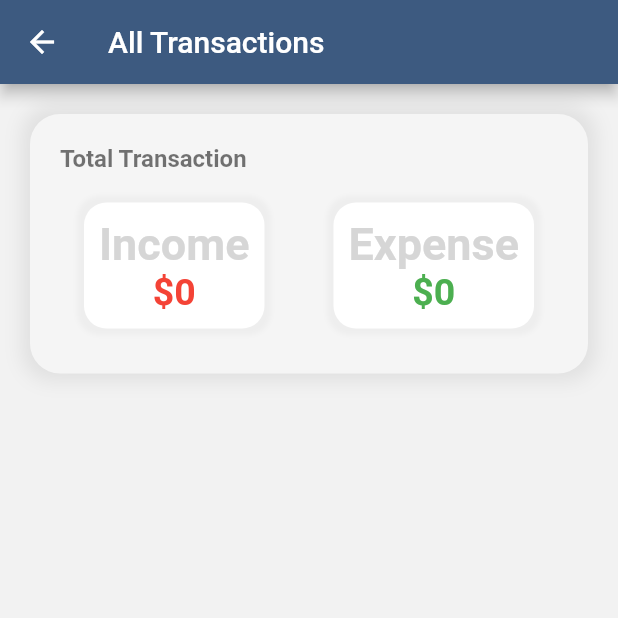
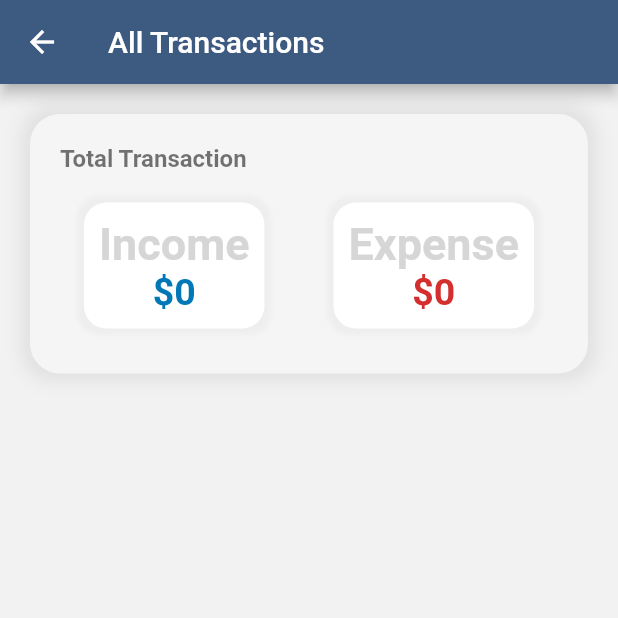
Before and after one commit to nebisin/expense_tracker, a Flutter app: the AllScreen screen opened by its route, on a phone screen of 412 x 824 dp, the top half of it. Run offline on Flutter 3.47's test engine with Material 2 defaults, Android fonts, the phone set to English and light mode, and no system bars; our stand-ins replace hive, hive_flutter; accounts and stored records are empty; generated files the repository leaves out were written again.

```diff
--- a/lib/providers/transactions.dart
+++ b/lib/providers/transactions.dart
@@ -9,7 +9,7 @@ class Transactions with ChangeNotifier {
     return [..._items];
   }
 
-  List<Transaction> get latestItems {
+  List<Transaction> get weeklyItems {
     return _items.where((tx) {
       return tx.date.isAfter(
         DateTime.now().subtract(
@@ -17,6 +17,10 @@ class Transactions with ChangeNotifier {
         ),
       );
     }).toList();
+  }
+
+  List<Transaction> get latestItems {
+    return _items.take(4).toList();
   }
 
   List<Transaction> get biggestItems {
--- a/lib/screens/all/widgets/all_time_stats.dart
+++ b/lib/screens/all/widgets/all_time_stats.dart
@@ -86,7 +86,7 @@ class AllTimeStats extends StatelessWidget {
                       style: TextStyle(
                         fontSize: 25,
                         fontWeight: FontWeight.bold,
-                        color: Colors.red,
+                        color: Theme.of(context).accentColor,
                       ),
                     ),
                   ],
@@ -122,7 +122,7 @@ class AllTimeStats extends StatelessWidget {
                       style: TextStyle(
                         fontSize: 25,
                         fontWeight: FontWeight.bold,
-                        color: Colors.green,
+                        color: Theme.of(context).errorColor
                       ),
                     ),
                   ],
--- a/lib/screens/dashboard/widgets/chart.dart
+++ b/lib/screens/dashboard/widgets/chart.dart
@@ -8,8 +8,6 @@ class Chart extends StatelessWidget {
   final List<Transaction> recentTransactions;
 
   Chart(this.recentTransactions);
-
-
 
   List<Map<String, dynamic>> get groupedTransactionValues {
     return List.generate(7, (index) {
@@ -44,7 +42,7 @@ class Chart extends StatelessWidget {
     }).reversed.toList();
   }
 
-    double get totalAmount {
+  double get totalAmount {
     return recentTransactions.fold(0.0, (previousValue, element) {
       return previousValue + element.amount;
     });
--- a/lib/screens/dashboard/widgets/latest_transactions.dart
+++ b/lib/screens/dashboard/widgets/latest_transactions.dart
@@ -13,7 +13,9 @@ class LatestTransactions extends StatelessWidget {
       crossAxisAlignment: CrossAxisAlignment.start,
       children: [
         SizedBox(height: 20),
-        Chart(items),
+        Consumer<Transactions>(
+          builder: (ctx, items, _) => Chart(items.weeklyItems),
+        ),
         if (items.length == 0)
           InkWell(
             onTap: () {
```
Also changed, not shown: pubspec.yaml (+8 -0 lines), dev_assets/tracker-adaptive.png (added), dev_assets/tracker.png (added), pubspec.lock, 36 other files.
